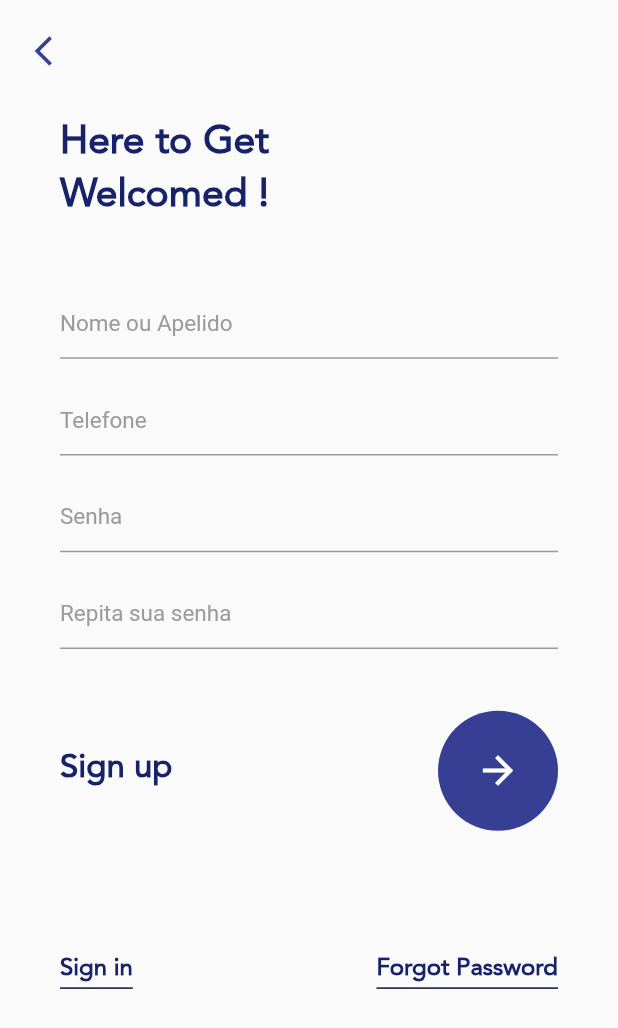
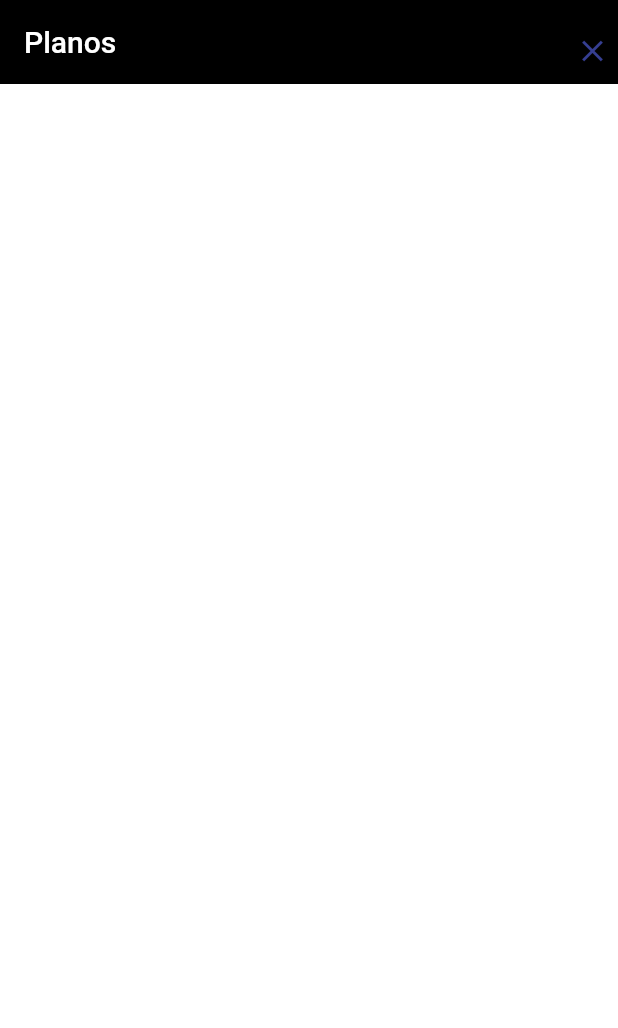
Before and after one commit to guicastle/meu_barbeiro, a Flutter app: the RegisterPage screen opened directly, after a tap on the "arrow forward" icon, on a phone screen of 412 x 824 dp. Shown: the top 1028 px of the screen. Run offline on Flutter 3.47's test engine with Material 2 defaults, Android fonts, the phone set to English and light mode, and no system bars; our stand-ins replace google_fonts.

Commit message:
New pages and files

```diff
--- a/lib/screens/plan_page.dart
+++ b/lib/screens/plan_page.dart
@@ -0,0 +1,46 @@
+import 'package:flutter/cupertino.dart';
+import 'package:flutter/material.dart';
+import 'package:flutter/services.dart';
+import 'package:meu_barbeiro/values/colors.dart';
+
+class PlanPage extends StatefulWidget {
+  const PlanPage({Key? key}) : super(key: key);
+
+  @override
+  _PlanPageState createState() => _PlanPageState();
+}
+
+class _PlanPageState extends State<PlanPage> {
+  @override
+  Widget build(BuildContext context) {
+    double width = MediaQuery.of(context).size.width * 0.90;
+    double height = MediaQuery.of(context).size.height * 0.90;
+    return Scaffold(
+      appBar: AppBar(
+        //systemOverlayStyle: SystemUiOverlayStyle(statusBarColor: primaryColor),
+        title: const Text("Planos"),
+        automaticallyImplyLeading: false,
+        actions: [
+          IconButton(
+            padding: const EdgeInsets.only(left: 14, top: 12),
+            icon: const Icon(Icons.close, color: Color(0xFF363f93)),
+            onPressed: () {
+              Navigator.of(context).pop();
+            },
+          ),
+        ],
+        backgroundColor: Colors.black,
+        elevation: 0.0,
+      ),
+      backgroundColor: Colors.white54,
+      body: SafeArea(
+        bottom: false,
+        child: Container(
+          child: Stack(
+            children: [],
+          ),
+        ),
+      ),
+    );
+  }
+}
--- a/lib/screens/register_page-v2.dart
+++ /dev/null
@@ -1,147 +0,0 @@
-import 'package:flutter/material.dart';
-import 'package:meu_barbeiro/screens/components/text_widget.dart';
-
-class RegisterPage extends StatefulWidget {
-  const RegisterPage({Key? key}) : super(key: key);
-
-  @override
-  _RegisterPageState createState() => _RegisterPageState();
-}
-
-class _RegisterPageState extends State<RegisterPage> {
-  TextEditingController passController = TextEditingController();
-  TextEditingController repassController = TextEditingController();
-  TextEditingController emailController = TextEditingController();
-  TextEditingController nameController = TextEditingController();
-
-  @override
-  Widget build(BuildContext context) {
-    final double width = MediaQuery.of(context).size.width;
-    final double height = MediaQuery.of(context).size.height;
-    return Scaffold(
-      appBar: AppBar(
-        leading: IconButton(
-          padding: const EdgeInsets.only(left: 14, top: 12),
-          icon: const Icon(Icons.arrow_back_ios, color: Color(0xFF363f93)),
-          onPressed: () {
-            Navigator.of(context).pop();
-          },
-        ),
-        backgroundColor: Colors.transparent,
-        elevation: 0.0,
-      ),
-      body: Container(
-        padding: const EdgeInsets.only(left: 40, right: 40, top: 24),
-        child: Column(
-          crossAxisAlignment: CrossAxisAlignment.start,
-          children: [
-            TextWidget(text: "Here to Get", fontSize: 26, isUnderLine: false),
-            TextWidget(text: "Welcomed !", fontSize: 26, isUnderLine: false),
-            SizedBox(height: height * 0.05),
-            TextFieldInput(
-              textString: "Nome ou Apelido",
-              textController: nameController,
-              obscureText: false,
-            ),
-            SizedBox(
-              height: height * .02,
-            ),
-            TextFieldInput(
-              textString: "Telefone",
-              textController: emailController,
-              obscureText: false,
-            ),
-            SizedBox(
-              height: height * .02,
-            ),
-            TextFieldInput(
-              textString: "Senha",
-              textController: passController,
-              obscureText: true,
-            ),
-            SizedBox(
-              height: height * .02,
-            ),
-            TextFieldInput(
-              textString: "Repita sua senha",
-              textController: repassController,
-              obscureText: true,
-            ),
-            SizedBox(
-              height: height * .05,
-            ),
-            Row(
-              mainAxisAlignment: MainAxisAlignment.spaceBetween,
-              children: [
-                TextWidget(text: "Sign up", fontSize: 22, isUnderLine: false),
-                GestureDetector(
-                  onTap: () {},
-                  child: Container(
-                    height: 80,
-                    width: 80,
-                    decoration: const BoxDecoration(
-                      shape: BoxShape.circle,
-                      color: Color(0xFF363f93),
-                    ),
-                    child: const Icon(Icons.arrow_forward,
-                        color: Colors.white, size: 30),
-                  ),
-                ),
-              ],
-            ),
-            SizedBox(height: height * 0.1),
-            Row(
-              mainAxisAlignment: MainAxisAlignment.spaceBetween,
-              children: [
-                GestureDetector(
-                  onTap: () {
-                    Navigator.push(context,
-                        MaterialPageRoute(builder: (context) => Container()));
-                  },
-                  child: TextWidget(
-                      text: "Sign in", fontSize: 16, isUnderLine: true),
-                ),
-                GestureDetector(
-                  onTap: () {},
-                  child: TextWidget(
-                      text: "Forgot Password", fontSize: 16, isUnderLine: true),
-                )
-              ],
-            ),
-          ],
-        ),
-      ),
-    );
-  }
-}
-
-class TextFieldInput extends StatelessWidget {
-  final String textString;
-  TextEditingController textController;
-  bool obscureText;
-  TextFieldInput(
-      {Key? key,
-      required this.textString,
-      required this.textController,
-      required this.obscureText})
-      : super(key: key);
-
-  @override
-  Widget build(BuildContext context) {
-    return TextField(
-      style: const TextStyle(color: Color(0xFF000000)),
-      cursorColor: const Color(0xFF9b9b9b),
-      controller: textController,
-      keyboardType: TextInputType.text,
-      obscureText: obscureText,
-      decoration: InputDecoration(
-        hintText: textString,
-        hintStyle: const TextStyle(
-          color: Color(0xFF9b9b9b),
-          fontSize: 15,
-          fontWeight: FontWeight.normal,
-        ),
-      ),
-    );
-  }
-}
--- a/lib/screens/register_page.dart
+++ b/lib/screens/register_page.dart
@@ -1,6 +1,8 @@
 import 'package:flutter/material.dart';
 import 'package:flutter/services.dart';
+import 'package:meu_barbeiro/screens/components/button_component.dart';
 import 'package:meu_barbeiro/screens/components/text_widget.dart';
+import 'package:meu_barbeiro/screens/plan_page.dart';
 import 'package:meu_barbeiro/values/colors.dart';
 
 class RegisterPage extends StatefulWidget {
@@ -93,10 +95,40 @@ class _RegisterPageState extends State<RegisterPage> {
               Row(
                 mainAxisAlignment: MainAxisAlignment.spaceBetween,
                 children: [
-                  TextWidget(
-                      text: "Entre agora", fontSize: 22, isUnderLine: false),
+                  GestureDetector(
+                    onTap: () {
+                      Navigator.push(
+                        context,
+                        MaterialPageRoute(
+                          builder: (context) => Container(),
+                        ),
+                      );
+                    },
+                    child: TextWidget(
+                        text: "Logar", fontSize: 16, isUnderLine: true),
+                  ),
                   GestureDetector(
                     onTap: () {},
+                    child: TextWidget(
+                        text: "Esqueci a senha",
+                        fontSize: 16,
+                        isUnderLine: true),
+                  )
+                ],
+              ),
+              SizedBox(height: height * 0.1),
+              Row(
+                mainAxisAlignment: MainAxisAlignment.end,
+                children: [
+                  GestureDetector(
+                    onTap: () {
+                      Navigator.push(
+                        context,
+                        MaterialPageRoute(
+                          builder: (context) => const PlanPage(),
+                        ),
+                      );
+                    },
                     child: Container(
                       height: 80,
                       width: 80,
@@ -111,28 +143,26 @@ class _RegisterPageState extends State<RegisterPage> {
                       ),
                     ),
                   ),
+                  // ButtonComponent(
+                  //   title: 'Continuar',
+                  //   colorButton: primaryColor,
+                  //   fontColor: Colors.white,
+                  //   iconColor: Colors.white,
+                  //   height: height,
+                  //   width: width,
+                  //   onPressed: () {
+                  //     Navigator.push(
+                  //       context,
+                  //       MaterialPageRoute(
+                  //         builder: (context) => const PlanPage(),
+                  //       ),
+                  //     );
+                  //   },
+                  // ),
                 ],
               ),
-              SizedBox(height: height * 0.1),
-              Row(
-                mainAxisAlignment: MainAxisAlignment.spaceBetween,
-                children: [
-                  GestureDetector(
-                    onTap: () {
-                      Navigator.push(context,
-                          MaterialPageRoute(builder: (context) => Container()));
-                    },
-                    child: TextWidget(
-                        text: "Registrar", fontSize: 16, isUnderLine: true),
-                  ),
-                  GestureDetector(
-                    onTap: () {},
-                    child: TextWidget(
-                        text: "Esqueci a senha",
-                        fontSize: 16,
-                        isUnderLine: true),
-                  )
-                ],
+              SizedBox(
+                height: width / 12,
               ),
             ],
           ),
--- a/lib/values/colors.dart
+++ b/lib/values/colors.dart
@@ -7,7 +7,7 @@ const Color gray60 = Color(0x99D8D8D8);
 // Used by "Ready" as the text color.
 const Color buttonText = Color(0xFFFFFFFF);
 // Background and primary color.
-Color primaryColor = Color.fromARGB(255, 24, 34, 105);
+Color primaryColor = const Color.fromARGB(255, 24, 34, 105);
 // Used for sliders' inactive color, input backgrounds, etc.
 const Color inputBackground = Color(0xFFAAAAAA);
 // Used for sliders.
@@ -16,3 +16,5 @@ const Color cardBackground = Color(0X50FEFEFE);
 const Color buttonColor = Color.fromARGB(255, 24, 34, 105);
 // Bottom navigation bar icons
 const Color focusColor = Color(0xFF393939);
+// Bottom navigation bar icons
+const Color backgroundColor = Colors.white;
--- a/pubspec.yaml
+++ b/pubspec.yaml
@@ -11,8 +11,10 @@ dependencies:
   flutter:
     sdk: flutter
 
+  # UI
   cupertino_icons: ^1.0.2
   google_fonts: ^3.0.1
+  modal_bottom_sheet: ^2.1.2
 
 dev_dependencies:
   flutter_test:
```
Also changed, not shown: lib/screens/components/button_component.dart (added, +63 -0 lines), lib/screens/intro_first_step.dart (+7 -23 lines), pubspec.lock, 1 other file.
